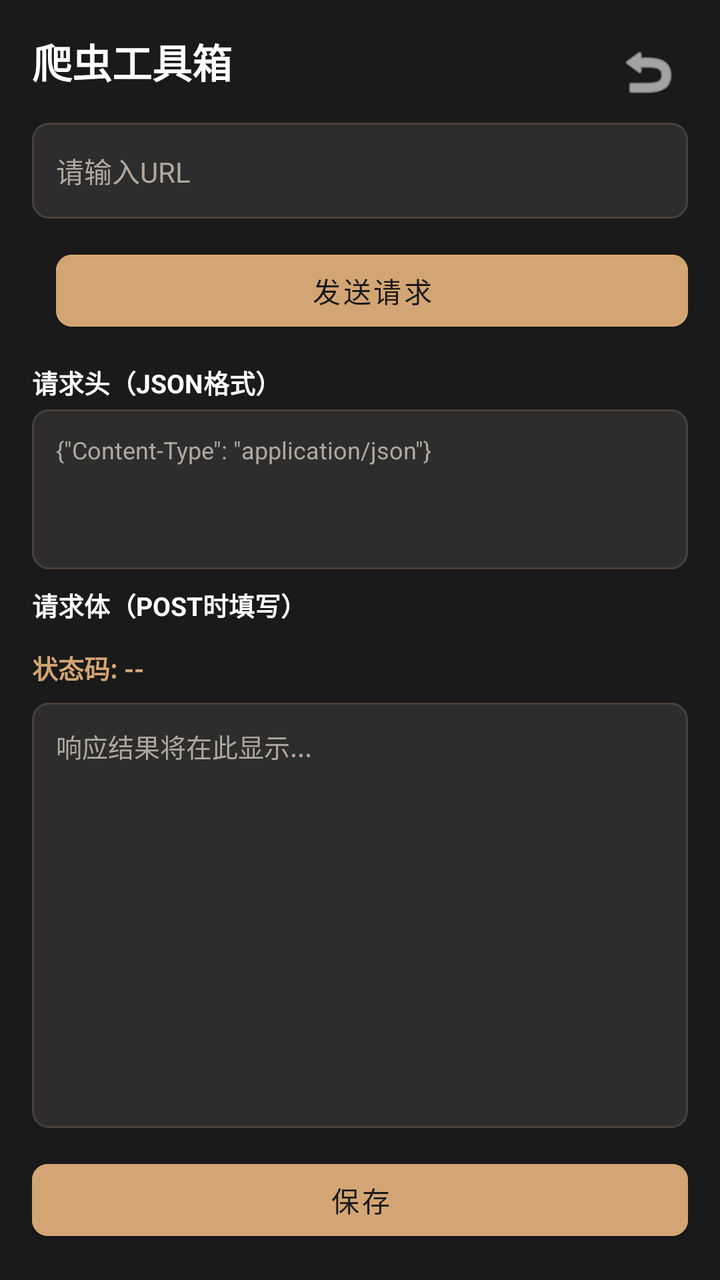
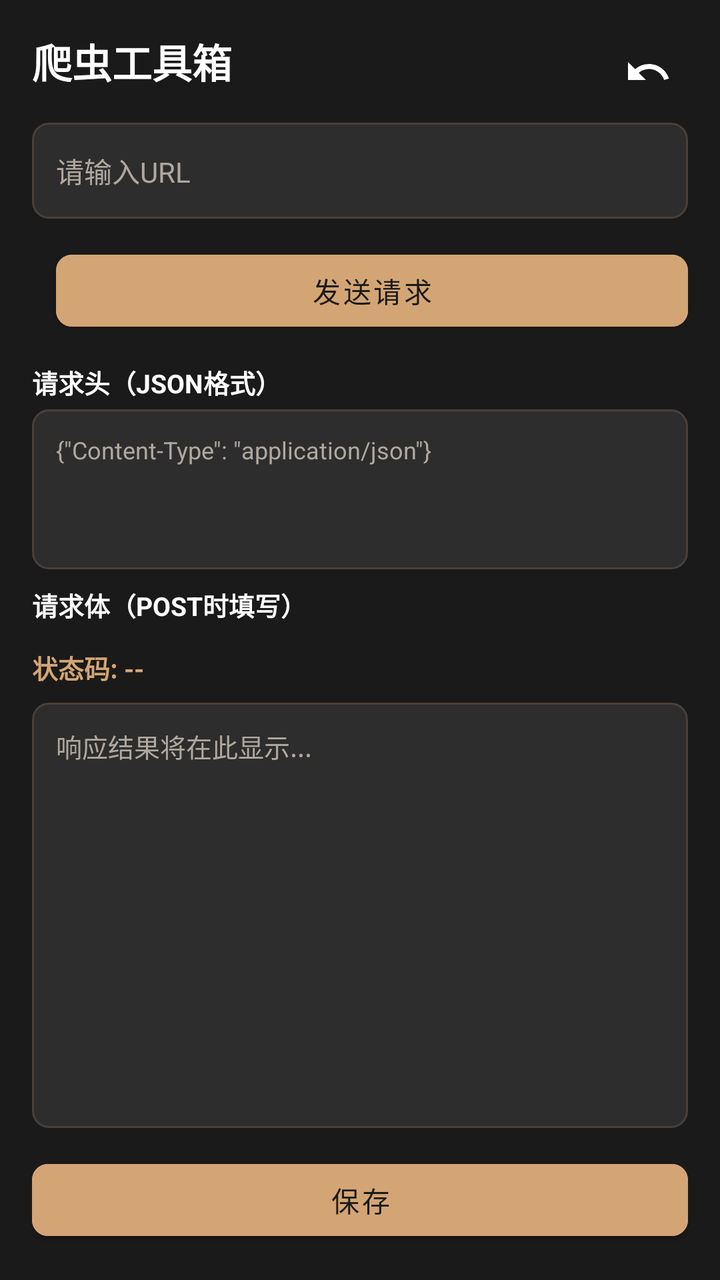

Compare the two renders of this Android layout. The source of the first and the diff that turns it into the second are given below.
<!-- AndroidManifest.xml: activity theme Theme.ToolBoxApp -->
<!-- res/layout/activity_web_crawler.xml -->
<?xml version="1.0" encoding="utf-8"?>
<androidx.constraintlayout.widget.ConstraintLayout
    xmlns:android="http://schemas.android.com/apk/res/android"
    xmlns:app="http://schemas.android.com/apk/res-auto"
    android:layout_width="match_parent"
    android:layout_height="match_parent"
    android:background="@color/bg_main"
    android:padding="16dp">

    
    <TextView
        android:id="@+id/tv_title"
        android:layout_width="wrap_content"
        android:layout_height="wrap_content"
        android:text="@string/title_web_crawler"
        android:textColor="@color/text_white"
        android:textSize="20sp"
        android:textStyle="bold"
        app:layout_constraintStart_toStartOf="parent"
        app:layout_constraintTop_toTopOf="parent" />

    
    <ImageButton
        android:id="@+id/btn_back"
        android:layout_width="40dp"
        android:layout_height="40dp"
        android:background="?attr/selectableItemBackgroundBorderless"
        android:contentDescription="返回"
        android:padding="8dp"
        android:src="@android:drawable/ic_menu_revert"
        app:layout_constraintEnd_toEndOf="parent"
        app:layout_constraintTop_toTopOf="parent"
        app:tint="@color/text_white" />

    
    <EditText
        android:id="@+id/et_url"
        android:layout_width="0dp"
        android:layout_height="48dp"
        android:layout_marginTop="16dp"
        android:background="@drawable/bg_edittext"
        android:hint="@string/hint_url"
        android:inputType="textUri"
        android:padding="12dp"
        android:singleLine="true"
        android:textColor="@color/text_white"
        android:textColorHint="@color/text_secondary"
        android:textSize="14sp"
        app:layout_constraintEnd_toEndOf="parent"
        app:layout_constraintStart_toStartOf="parent"
        app:layout_constraintTop_toBottomOf="@+id/tv_title" />

    
    <Spinner
        android:id="@+id/spinner_method"
        android:layout_width="wrap_content"
        android:layout_height="48dp"
        android:layout_marginTop="12dp"
        android:background="@drawable/bg_spinner"
        android:padding="12dp"
        android:spinnerMode="dropdown"
        app:layout_constraintStart_toStartOf="parent"
        app:layout_constraintTop_toBottomOf="@+id/et_url" />

    
    <com.google.android.material.button.MaterialButton
        android:id="@+id/btn_send"
        android:layout_width="0dp"
        android:layout_height="48dp"
        android:layout_marginStart="12dp"
        android:layout_marginTop="12dp"
        android:backgroundTint="@color/button_bg"
        android:text="@string/btn_send_request"
        android:textColor="@color/button_text"
        app:cornerRadius="8dp"
        app:layout_constraintEnd_toEndOf="parent"
        app:layout_constraintStart_toEndOf="@+id/spinner_method"
        app:layout_constraintTop_toBottomOf="@+id/et_url" />

    
    <TextView
        android:id="@+id/tv_headers_label"
        android:layout_width="wrap_content"
        android:layout_height="wrap_content"
        android:layout_marginTop="12dp"
        android:text="请求头（JSON格式）"
        android:textColor="@color/text_white"
        android:textSize="13sp"
        android:textStyle="bold"
        app:layout_constraintStart_toStartOf="parent"
        app:layout_constraintTop_toBottomOf="@+id/btn_send" />

    
    <EditText
        android:id="@+id/et_headers"
        android:layout_width="0dp"
        android:layout_height="80dp"
        android:layout_marginTop="4dp"
        android:background="@drawable/bg_edittext"
        android:gravity="top|start"
        android:hint='{"Content-Type": "application/json"}'
        android:inputType="textMultiLine"
        android:padding="12dp"
        android:textColor="@color/text_white"
        android:textColorHint="@color/text_secondary"
        android:textSize="12sp"
        app:layout_constraintEnd_toEndOf="parent"
        app:layout_constraintStart_toStartOf="parent"
        app:layout_constraintTop_toBottomOf="@+id/tv_headers_label" />

    
    <TextView
        android:id="@+id/tv_body_label"
        android:layout_width="wrap_content"
        android:layout_height="wrap_content"
        android:layout_marginTop="8dp"
        android:text="请求体（POST时填写）"
        android:textColor="@color/text_white"
        android:textSize="13sp"
        android:textStyle="bold"
        app:layout_constraintStart_toStartOf="parent"
        app:layout_constraintTop_toBottomOf="@+id/et_headers" />

    
    <EditText
        android:id="@+id/et_body"
        android:layout_width="0dp"
        android:layout_height="60dp"
        android:layout_marginTop="4dp"
        android:background="@drawable/bg_edittext"
        android:gravity="top|start"
        android:hint="@string/hint_request_body"
        android:inputType="textMultiLine"
        android:padding="12dp"
        android:textColor="@color/text_white"
        android:textColorHint="@color/text_secondary"
        android:textSize="12sp"
        android:visibility="gone"
        app:layout_constraintEnd_toEndOf="parent"
        app:layout_constraintStart_toStartOf="parent"
        app:layout_constraintTop_toBottomOf="@+id/tv_body_label" />

    
    <TextView
        android:id="@+id/tv_status_code"
        android:layout_width="wrap_content"
        android:layout_height="wrap_content"
        android:layout_marginTop="12dp"
        android:text="状态码: --"
        android:textColor="@color/accent"
        android:textSize="13sp"
        android:textStyle="bold"
        app:layout_constraintStart_toStartOf="parent"
        app:layout_constraintTop_toBottomOf="@+id/et_body" />

    
    <ScrollView
        android:id="@+id/sv_response"
        android:layout_width="0dp"
        android:layout_height="0dp"
        android:layout_marginTop="8dp"
        android:background="@drawable/bg_edittext"
        app:layout_constraintBottom_toTopOf="@+id/btn_save_result"
        app:layout_constraintEnd_toEndOf="parent"
        app:layout_constraintStart_toStartOf="parent"
        app:layout_constraintTop_toBottomOf="@+id/tv_status_code">

        <TextView
            android:id="@+id/tv_response"
            android:layout_width="match_parent"
            android:layout_height="wrap_content"
            android:padding="12dp"
            android:textColor="@color/text_white"
            android:textColorHint="@color/text_secondary"
            android:textSize="13sp"
            android:hint="响应结果将在此显示..." />
    </ScrollView>

    
    <com.google.android.material.button.MaterialButton
        android:id="@+id/btn_save_result"
        android:layout_width="0dp"
        android:layout_height="48dp"
        android:layout_marginTop="12dp"
        android:backgroundTint="@color/button_bg"
        android:text="@string/btn_save"
        android:textColor="@color/button_text"
        app:cornerRadius="8dp"
        app:layout_constraintBottom_toBottomOf="parent"
        app:layout_constraintEnd_toEndOf="parent"
        app:layout_constraintStart_toStartOf="parent"
        app:layout_constraintTop_toBottomOf="@+id/sv_response" />

</androidx.constraintlayout.widget.ConstraintLayout>
<!-- resources referenced by this layout -->
<resources>
  <color name="accent">#D4A574</color>
  <color name="bg_main">#1A1A1A</color>
  <color name="button_bg">#D4A574</color>
  <color name="button_text">#1A1A1A</color>
  <color name="text_secondary">#B0A89E</color>
  <color name="text_white">#FFFFFF</color>
  <!-- drawable bg_edittext (drawable) -->
  <?xml version="1.0" encoding="utf-8"?>
  <shape xmlns:android="http://schemas.android.com/apk/res/android"
      android:shape="rectangle">
      <solid android:color="#2D2D2D" />
      <corners android:radius="8dp" />
      <stroke android:width="1dp" android:color="#4A4039" />
  </shape>
  <!-- drawable bg_spinner (drawable) -->
  <?xml version="1.0" encoding="utf-8"?>
  <shape xmlns:android="http://schemas.android.com/apk/res/android"
      android:shape="rectangle">
      <solid android:color="#2D2D2D" />
      <corners android:radius="8dp" />
      <stroke android:width="1dp" android:color="#4A4039" />
  </shape>
  <string name="btn_save">保存</string>
  <string name="btn_send_request">发送请求</string>
  <string name="hint_request_body">请求体（可选）</string>
  <string name="hint_url">请输入URL</string>
  <string name="title_web_crawler">爬虫工具箱</string>
  <style name="Theme.ToolBoxApp" parent="Theme.MaterialComponents.DayNight.NoActionBar">
          
          <item name="colorPrimary">@color/accent</item>
          <item name="colorPrimaryVariant">@color/accent_dark</item>
          <item name="colorOnPrimary">@color/primary_background</item>
  
          
          <item name="colorSecondary">@color/accent_light</item>
          <item name="colorSecondaryVariant">@color/accent</item>
          <item name="colorOnSecondary">@color/primary_background</item>
  
          
          <item name="android:windowBackground">@color/primary_background</item>
          <item name="colorSurface">@color/card_dark</item>
          <item name="colorOnSurface">@color/text_white</item>
  
          
          <item name="android:statusBarColor">@color/status_bar</item>
          <item name="android:navigationBarColor">@color/navigation_bar</item>
          <item name="android:windowLightStatusBar">false</item>
          <item name="android:windowLightNavigationBar">false</item>
  
          
          <item name="android:textColorPrimary">@color/text_white</item>
          <item name="android:textColorSecondary">@color/text_secondary</item>
  
          
          <item name="cardBackgroundColor">@color/card_dark</item>
          <item name="dividerColor">@color/divider</item>
      </style>
  <color name="accent_dark">#B8895A</color>
  <color name="primary_background">#1A1A1A</color>
  <color name="accent_light">#E8C9A8</color>
  <color name="card_dark">#4A4039</color>
  <color name="status_bar">#1A1A1A</color>
  <color name="navigation_bar">#1A1A1A</color>
  <color name="divider">#3A3029</color>
</resources>

<!-- the commit's change to res/layout/activity_web_crawler.xml (unified diff, before → after) -->
@@ -27,7 +27,7 @@
         android:background="?attr/selectableItemBackgroundBorderless"
         android:contentDescription="返回"
         android:padding="8dp"
-        android:src="@android:drawable/ic_menu_revert"
+        android:src="@drawable/ic_undo"
         app:layout_constraintEnd_toEndOf="parent"
         app:layout_constraintTop_toTopOf="parent"
         app:tint="@color/text_white" />
<!-- resource entries referenced after the edit -->
@@ -22,6 +22,17 @@
       <corners android:radius="8dp" />
       <stroke android:width="1dp" android:color="#4A4039" />
   </shape>
+  <!-- drawable ic_undo (drawable) -->
+  <?xml version="1.0" encoding="utf-8"?>
+  <vector xmlns:android="http://schemas.android.com/apk/res/android"
+      android:width="24dp"
+      android:height="24dp"
+      android:viewportWidth="24"
+      android:viewportHeight="24">
+      <path
+          android:fillColor="#FFFFFF"
+          android:pathData="M12.5,8c-2.65,0 -5.05,0.99 -6.9,2.6L2,7v9h9l-3.62,-3.62c1.39,-1.16 3.16,-1.88 5.12,-1.88 3.54,0 6.55,2.31 7.6,5.5l2.37,-0.78C21.08,11.03 17.15,8 12.5,8z" />
+  </vector>
   <string name="btn_save">保存</string>
   <string name="btn_send_request">发送请求</string>
   <string name="hint_request_body">请求体（可选）</string>
